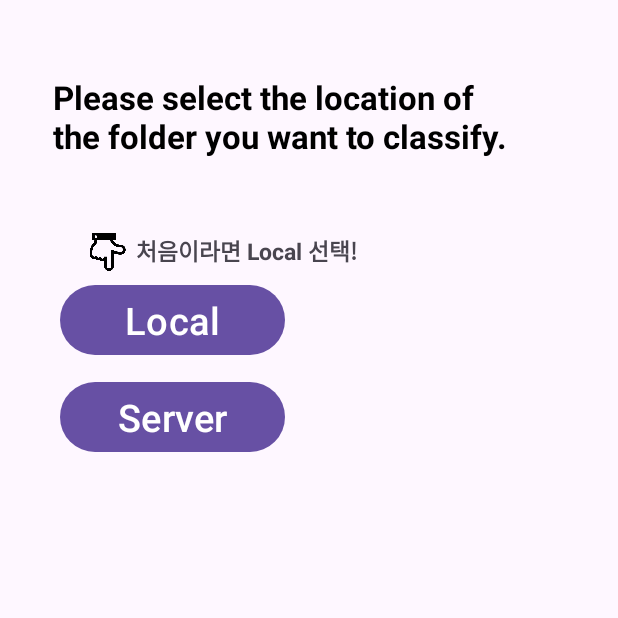
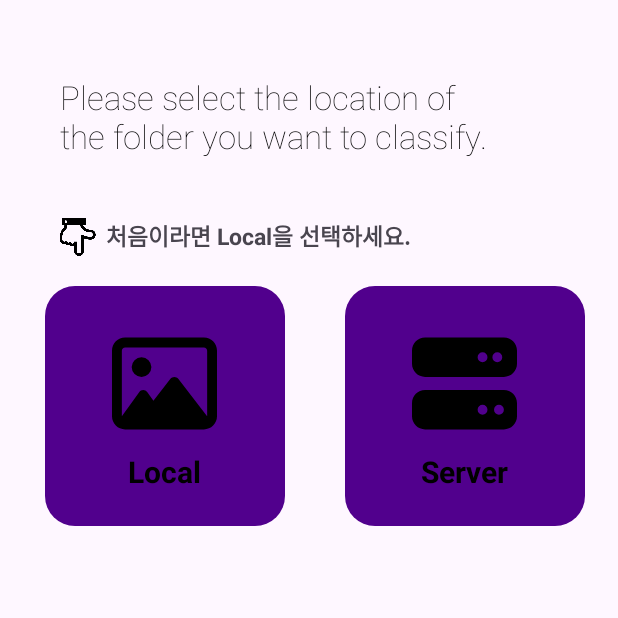
Before and after one commit to Jeongsunga/Image-Classification, an Android app: the PickFolderLocation screen opened directly, with no data from a screen before it, on a phone screen of 412 x 824 dp, the top half of it. Run offline under Robolectric (Android 15) with nearby library versions, the phone set to English and light mode, and no system bars; 4 statements that could not run were skipped.

Commit message:
change ui

```diff
--- /dev/null
+++ b/app/src/main/res/drawable/local.xml
@@ -0,0 +1,9 @@
+<vector xmlns:android="http://schemas.android.com/apk/res/android"
+    android:width="512dp"
+    android:height="512dp"
+    android:viewportWidth="512"
+    android:viewportHeight="512">
+  <path
+      android:fillColor="#FF000000"
+      android:pathData="M448,80c8.8,0 16,7.2 16,16l0,319.8 -5,-6.5 -136,-176c-4.5,-5.9 -11.6,-9.3 -19,-9.3s-14.4,3.4 -19,9.3L202,340.7l-30.5,-42.7C167,291.7 159.8,288 152,288s-15,3.7 -19.5,10.1l-80,112L48,416.3l0,-0.3L48,96c0,-8.8 7.2,-16 16,-16l384,0zM64,32C28.7,32 0,60.7 0,96L0,416c0,35.3 28.7,64 64,64l384,0c35.3,0 64,-28.7 64,-64l0,-320c0,-35.3 -28.7,-64 -64,-64L64,32zM144,224a48,48 0,1 0,0 -96,48 48,0 1,0 0,96z"/>
+</vector>
--- /dev/null
+++ b/app/src/main/res/drawable/server.xml
@@ -0,0 +1,9 @@
+<vector xmlns:android="http://schemas.android.com/apk/res/android"
+    android:width="512dp"
+    android:height="512dp"
+    android:viewportWidth="512"
+    android:viewportHeight="512">
+  <path
+      android:fillColor="#FF000000"
+      android:pathData="M64,32C28.7,32 0,60.7 0,96l0,64c0,35.3 28.7,64 64,64l384,0c35.3,0 64,-28.7 64,-64l0,-64c0,-35.3 -28.7,-64 -64,-64L64,32zM344,104a24,24 0,1 1,0 48,24 24,0 1,1 0,-48zM392,128a24,24 0,1 1,48 0,24 24,0 1,1 -48,0zM64,288c-35.3,0 -64,28.7 -64,64l0,64c0,35.3 28.7,64 64,64l384,0c35.3,0 64,-28.7 64,-64l0,-64c0,-35.3 -28.7,-64 -64,-64L64,288zM344,360a24,24 0,1 1,0 48,24 24,0 1,1 0,-48zM400,384a24,24 0,1 1,48 0,24 24,0 1,1 -48,0z"/>
+</vector>
--- a/app/src/main/res/drawable/shape.xml
+++ b/app/src/main/res/drawable/shape.xml
@@ -1,14 +1,5 @@
 <?xml version="1.0" encoding="utf-8"?>
-
-    <shape xmlns:android="http://schemas.android.com/apk/res/android"
-        android:shape="rectangle" >
-    <solid android:color="@null"/>
-    <corners android:bottomRightRadius="20dp"
-        android:bottomLeftRadius="20dp"
-        android:topLeftRadius="20dp"
-        android:topRightRadius="20dp"/>
-    <stroke
-        android:width="1dp"
-        android:color="#6750A3" />
-
+<shape xmlns:android="http://schemas.android.com/apk/res/android">
+    <corners android:radius="20dp"/>
+    <solid android:color="@color/purple"/>
 </shape>
--- a/app/src/main/res/layout/activity_pick_folder_location.xml
+++ b/app/src/main/res/layout/activity_pick_folder_location.xml
@@ -8,25 +8,36 @@
     tools:context=".ui.activity.PickFolderLocation"
     android:orientation="vertical">
 
+    <LinearLayout
+        android:layout_width="match_parent"
+        android:layout_height="wrap_content"
+        android:orientation="vertical"
+        android:padding="40dp">
+
         <TextView
             android:layout_width="wrap_content"
             android:layout_height="wrap_content"
             android:text="Please select the location of\nthe folder you want to classify."
             android:textSize="22dp"
-        android:layout_marginLeft="35dp"
-        android:paddingTop="40dp"
-        android:textStyle="bold"
+            android:textFontWeight="70"
+            android:fontFamily="sans-serif-black"
             android:textColor="@color/black"
-        android:layout_marginTop="10dp"
-        android:layout_marginBottom="50dp"/>
+            android:layout_marginTop="10dp"/>
+
+    </LinearLayout>
+
+    <LinearLayout
+        android:layout_width="match_parent"
+        android:layout_height="wrap_content"
+        android:orientation="vertical">
 
         <LinearLayout
             android:id="@+id/advice"
             android:layout_width="wrap_content"
             android:layout_height="wrap_content"
             android:orientation="horizontal"
-        android:layout_marginLeft="60dp"
-        android:layout_marginBottom="5dp">
+            android:layout_marginLeft="40dp"
+            android:layout_marginBottom="20dp">
 
             <ImageView
                 android:layout_width="25dp"
@@ -37,33 +48,75 @@
             <TextView
                 android:layout_width="wrap_content"
                 android:layout_height="wrap_content"
-            android:text="처음이라면 Local 선택!"
+                android:text="처음이라면 Local을 선택하세요."
                 android:layout_marginLeft="5dp"
                 android:textSize="15dp"
                 android:textStyle="bold"/>
 
         </LinearLayout>
 
+    </LinearLayout>
+
     <LinearLayout
+        android:layout_width="match_parent"
+        android:layout_height="wrap_content"
+        android:orientation="horizontal">
+
+        <RelativeLayout
+            android:id="@+id/local"
+            android:layout_width="160dp"
+            android:layout_height="160dp"
+            android:background="@drawable/shape"
+            android:layout_marginLeft="30dp">
+
+            <ImageView
+                android:id="@+id/i1"
+                android:layout_width="70dp"
+                android:layout_height="70dp"
+                android:src="@drawable/local"
+                android:layout_centerHorizontal="true"
+                android:layout_marginTop="30dp"/>
+
+            <TextView
                 android:layout_width="wrap_content"
                 android:layout_height="wrap_content"
-        android:orientation="vertical"
+                android:text="Local"
+                android:textColor="#000"
+                android:textStyle="bold"
+                android:textSize="20dp"
+                android:layout_below="@id/i1"
+                android:layout_centerHorizontal="true"
+                android:layout_marginTop="10dp"/>
+
+        </RelativeLayout>
+
+        <RelativeLayout
+            android:id="@+id/server"
+            android:layout_width="160dp"
+            android:layout_height="160dp"
+            android:background="@drawable/shape"
             android:layout_marginLeft="40dp">
 
-        <Button
-            android:id="@+id/local"
-            android:layout_width="150dp"
+            <ImageView
+                android:id="@+id/i2"
+                android:layout_width="70dp"
+                android:layout_height="70dp"
+                android:src="@drawable/server"
+                android:layout_centerHorizontal="true"
+                android:layout_marginTop="30dp"/>
+
+            <TextView
+                android:layout_width="wrap_content"
                 android:layout_height="wrap_content"
-            android:layout_marginBottom="10dp"
-            android:textSize="25dp"
-            android:text="Local"/>
+                android:text="Server"
+                android:textColor="#000"
+                android:textStyle="bold"
+                android:textSize="20dp"
+                android:layout_below="@id/i2"
+                android:layout_centerHorizontal="true"
+                android:layout_marginTop="10dp"/>
 
-        <Button
-            android:id="@+id/server"
-            android:layout_width="150dp"
-            android:layout_height="wrap_content"
-            android:textSize="25dp"
-            android:text="Server"/>
+        </RelativeLayout>
 
     </LinearLayout>
 
```
Lines whose indentation alone changed are shown as unchanged.
